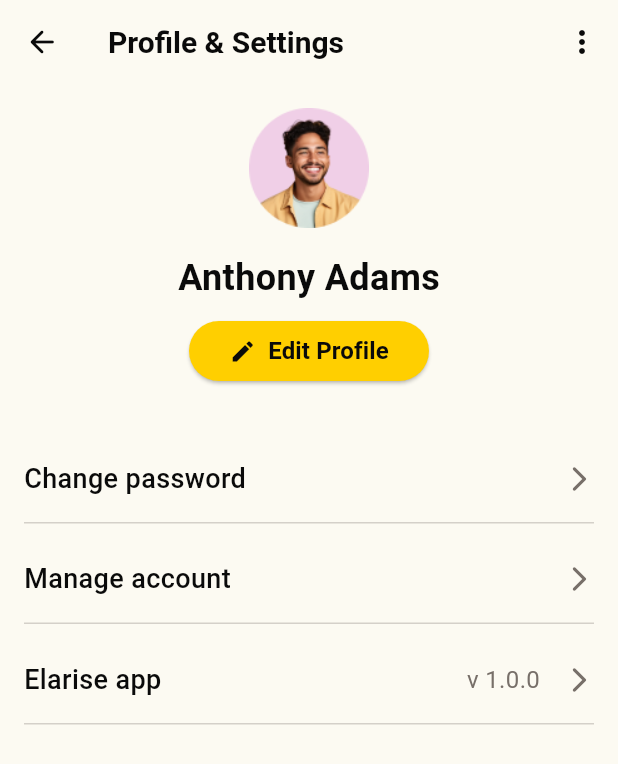
After one commit to ryhn7/Elarise, a Flutter app: the AccountSettingScreen screen opened directly, on a phone screen of 412 x 824 dp. The commit adds this screen. Shown: the top 764 px of the screen. Run offline on Flutter 3.47's test engine with Material 3 defaults, Android fonts, the phone set to English and light mode, and no system bars; Roboto replaces fonts that are missing (SansFrancisco); project files that could hold a hidden picture were left out.

Commit message:
feat: done account setting screen v1

```diff
--- /dev/null
+++ b/lib/feature_account_setting/presentation/account_setting/account_setting_screen.dart
@@ -0,0 +1,103 @@
+import 'package:elarise/feature_account_setting/presentation/account_setting/widget/option.dart';
+import 'package:elarise/theme/colors.dart';
+import 'package:elarise/theme/style.dart';
+import 'package:flutter/material.dart';
+
+class AccountSettingScreen extends StatelessWidget {
+  const AccountSettingScreen({super.key});
+
+  @override
+  Widget build(BuildContext context) {
+    Widget appBar() {
+      return AppBar(
+        backgroundColor: neutralOneAlt,
+        elevation: 0,
+        leading: IconButton(
+          icon: Icon(Icons.arrow_back_rounded, color: neutralFour),
+          onPressed: () {
+            Navigator.pop(context);
+          },
+        ),
+        title: Text("Profile & Settings",
+            style: getSansFranciscoSemiBold20(color: neutralFour)),
+        actions: [
+          IconButton(
+              onPressed: () {},
+              icon: Icon(Icons.more_vert, color: neutralFour)),
+        ],
+      );
+    }
+
+    Widget userInformation() {
+      return Center(
+        child: Column(
+          children: [
+            Image.asset("assets/images/dummy_avatar.png",
+                width: 80, height: 80),
+            const SizedBox(height: 16),
+            Text("Anthony Adams",
+                style: getSansFranciscoBold24(color: neutralFour)),
+            const SizedBox(height: 8),
+            SizedBox(
+              width: 160,
+              child: ElevatedButton(
+                onPressed: () {},
+                style: ElevatedButton.styleFrom(
+                  backgroundColor: primary,
+                ),
+                child: Row(
+                  mainAxisAlignment: MainAxisAlignment.center,
+                  children: [
+                    Icon(Icons.edit, color: neutralFour),
+                    const SizedBox(width: 8),
+                    Text("Edit Profile",
+                        style: getSansFranciscoBold16(color: neutralFour)),
+                  ],
+                ),
+              ),
+            )
+          ],
+        ),
+      );
+    }
+
+    Widget options() {
+      return const Column(
+        children: [
+          Option(title: "Change password"),
+          SizedBox(height: 24),
+          Option(title: "Manage account"),
+          SizedBox(height: 24),
+          Option(
+            title: "Elarise app",
+            information: "v 1.0.0",
+          ),
+        ],
+      );
+    }
+
+    return Scaffold(
+      backgroundColor: neutralOneAlt,
+      body: SafeArea(
+        child: SingleChildScrollView(
+          child: Column(
+            crossAxisAlignment: CrossAxisAlignment.start,
+            children: [
+              appBar(),
+              Padding(
+                padding: const EdgeInsets.all(16.0),
+                child: Column(
+                  children: [
+                    userInformation(),
+                    const SizedBox(height: 48),
+                    options()
+                  ],
+                ),
+              ),
+            ],
+          ),
+        ),
+      ),
+    );
+  }
+}
--- /dev/null
+++ b/lib/feature_account_setting/presentation/account_setting/widget/option.dart
@@ -0,0 +1,61 @@
+import 'package:elarise/theme/colors.dart';
+import 'package:elarise/theme/style.dart';
+import 'package:flutter/material.dart';
+
+class Option extends StatelessWidget {
+  final String title;
+  final String? information;
+  final String? subtitle;
+  const Option(
+      {super.key, this.information, required this.title, this.subtitle});
+
+  @override
+  Widget build(BuildContext context) {
+    return Column(
+      children: [
+        Row(
+          mainAxisAlignment: MainAxisAlignment.spaceBetween,
+          children: [
+            Expanded(
+              child: Column(
+                crossAxisAlignment: CrossAxisAlignment.start,
+                children: [
+                  Text(title,
+                      style: getSansFranciscoMedium18(color: neutralFour)),
+                  if (subtitle?.isNotEmpty ?? false) ...[
+                    const SizedBox(height: 8),
+                    Text(subtitle ?? "",
+                        maxLines: 3,
+                        overflow: TextOverflow.ellipsis,
+                        style: getSansFranciscoRegular14(color: neutralThree)),
+                  ]
+                ],
+              ),
+            ),
+            Row(
+              children: [
+                Text(information ?? "",
+                    style: getSansFranciscoRegular16(color: neutralThree)),
+                const SizedBox(width: 16),
+                Icon(Icons.arrow_forward_ios_rounded,
+                    size: 20, color: neutralThree),
+              ],
+            )
+          ],
+        ),
+        const SizedBox(height: 16),
+        Row(
+          children: [
+            Flexible(
+              child: Divider(
+                color: neutralThree30,
+                height: 1,
+                thickness: 1,
+              ),
+            ),
+          ],
+        ),
+      ],
+    );
+  }
+}
--- a/lib/feature_assistant/presentation/home/home_screen.dart
+++ b/lib/feature_assistant/presentation/home/home_screen.dart
@@ -14,7 +14,7 @@ class HomeScreen extends StatelessWidget {
           Column(
             crossAxisAlignment: CrossAxisAlignment.start,
             children: [
-              Text("Hey Madison",
+              Text("Hey Anthony",
                   style: getGrotesqueSemiBoldStyle24(color: neutralFour)),
               const SizedBox(
                 height: 4.0,
```
